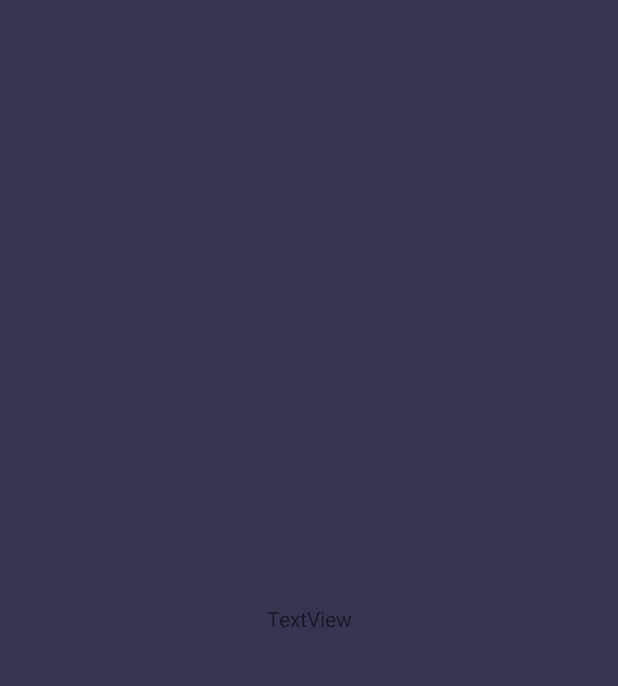
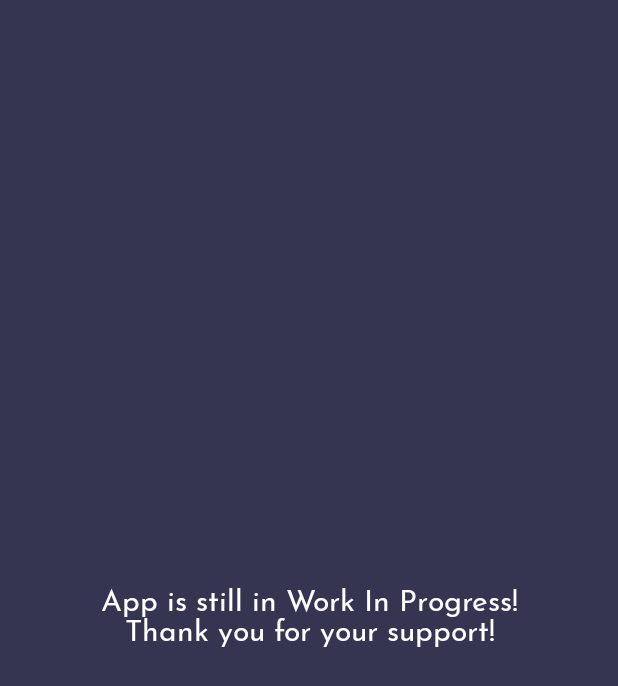
Before and after one commit to gtrixic/lets-meat-up, an Android app: the mainPageActivity screen opened directly, with no data from a screen before it, on a phone screen of 412 x 824 dp. Before the commit the part shown is almost empty. Shown: the top 686 px of the screen. Run offline under Robolectric (Android 15) with nearby library versions, the phone set to English and light mode, and no system bars.

Commit message:
edited mainPage XML.

```diff
--- a/app/src/main/res/layout/activity_main_page.xml
+++ b/app/src/main/res/layout/activity_main_page.xml
@@ -9,9 +9,13 @@
 
     <TextView
         android:id="@+id/textView3"
-        android:layout_width="wrap_content"
-        android:layout_height="wrap_content"
-        android:text="TextView"
+        android:layout_width="315dp"
+        android:layout_height="57dp"
+        android:fontFamily="@font/josefinsansregular"
+        android:text="App is still in Work In Progress! Thank you for your support!"
+        android:textAlignment="center"
+        android:textColor="#FFFFFF"
+        android:textSize="20sp"
         app:layout_constraintBottom_toBottomOf="parent"
         app:layout_constraintEnd_toEndOf="parent"
         app:layout_constraintStart_toStartOf="parent"
```
